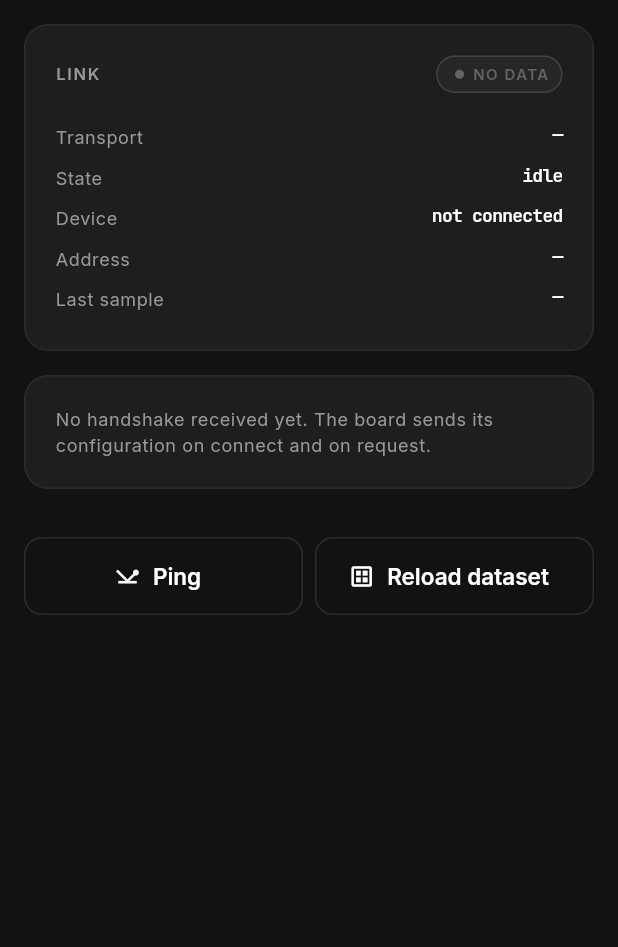
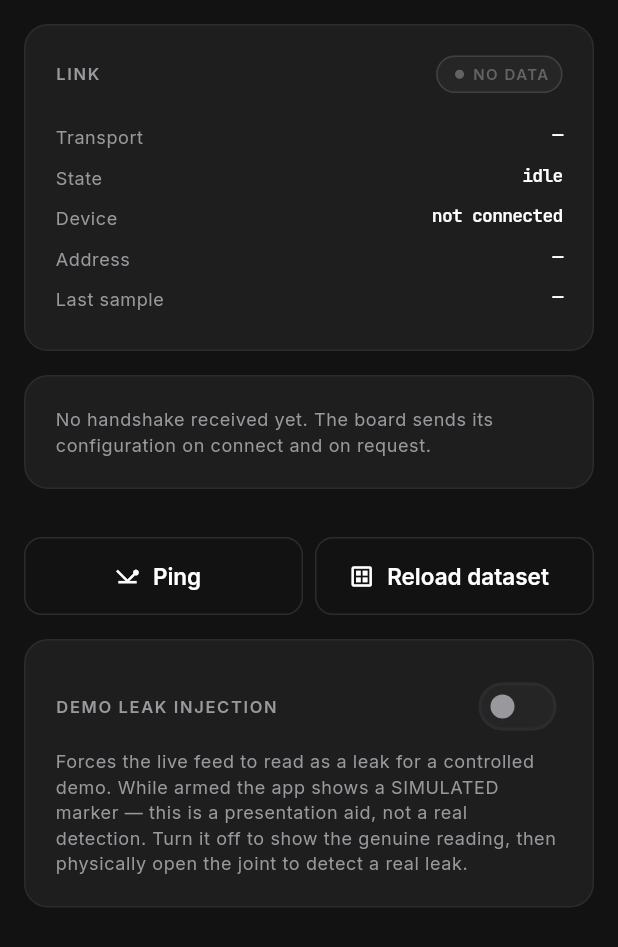
Before and after one commit to MEAP-Act4/appdevfinalproject, a Flutter app: the _LinkTab widget shown alone on an empty page, opened directly, on a phone screen of 412 x 824 dp. Shown: the top 947 px of the screen. Run offline on Flutter 3.47's test engine with Material 3 defaults, Android fonts, the phone set to English and light mode, and no system bars; our stand-ins replace flutter_blue_plus, google_fonts, permission_handler, shared_preferences, sqflite; accounts and stored records are empty.

Commit message:
Add demo-leak injection: arm a forced leak on the live feed for presentation, clearly marked SIMULATED

```diff
--- a/flutter_app/lib/core/protocol/leak_protocol.dart
+++ b/flutter_app/lib/core/protocol/leak_protocol.dart
@@ -144,6 +144,33 @@ class Telemetry extends LeakPacket {
   double get lossLpm {
     final excess = balanceLpm - thresholdLpm;
     return excess > 0 ? excess : 0;
+  }
+
+  /// Returns a copy with selected fields overridden. Used by the demo-leak
+  /// injection to reshape a real sample into a leak-shaped one while leaving
+  /// everything else (sequence, uptime, timing) authentic.
+  Telemetry copyWith({
+    List<double>? flowLpm,
+    double? balanceLpm,
+    double? expectedLpm,
+    double? thresholdLpm,
+    LeakStatus? status,
+    int? breachStreak,
+    int? faultStreak,
+  }) {
+    return Telemetry(
+      seq: seq,
+      uptimeMs: uptimeMs,
+      flowLpm: flowLpm ?? this.flowLpm,
+      volumeL: volumeL,
+      balanceLpm: balanceLpm ?? this.balanceLpm,
+      expectedLpm: expectedLpm ?? this.expectedLpm,
+      thresholdLpm: thresholdLpm ?? this.thresholdLpm,
+      status: status ?? this.status,
+      breachStreak: breachStreak ?? this.breachStreak,
+      faultStreak: faultStreak ?? this.faultStreak,
+      receivedAt: receivedAt,
+    );
   }
 
   @override
--- a/flutter_app/lib/ui/diagnostics/diagnostics_sheet.dart
+++ b/flutter_app/lib/ui/diagnostics/diagnostics_sheet.dart
@@ -259,7 +259,70 @@ class _LinkTab extends StatelessWidget {
             ),
           ],
         ),
+        // Demo-leak injection: only meaningful on a real live link (the
+        // simulator and replay already drive leaks on their own).
+        if (!monitor.usingSimulator && !monitor.usingReplay) ...<Widget>[
+          const SizedBox(height: Tokens.s3),
+          const _DemoLeakControl(),
+        ],
       ],
+    );
+  }
+}
+
+/// Arms/disarms the demo-leak injection for a live presentation. Clearly a
+/// test control: the switch copy and the app-wide SIMULATED banner make plain
+/// that an armed injection is not a real hardware detection.
+class _DemoLeakControl extends StatelessWidget {
+  const _DemoLeakControl();
+
+  @override
+  Widget build(BuildContext context) {
+    final monitor = context.watch<MonitorController>();
+    final palette = AppPalette.of(context);
+    final theme = Theme.of(context);
+    final armed = monitor.leakInjected;
+
+    return SurfaceCard(
+      accent: armed ? palette.alert : null,
+      leadingAccentBar: armed,
+      child: Column(
+        crossAxisAlignment: CrossAxisAlignment.start,
+        children: <Widget>[
+          Row(
+            children: <Widget>[
+              Expanded(
+                child: CardLabel(
+                  'Demo leak injection',
+                  trailing: armed
+                      ? Text(
+                          'SIMULATED',
+                          style: theme.textTheme.labelSmall?.copyWith(
+                            color: palette.alert,
+                            letterSpacing: 1,
+                            fontWeight: FontWeight.w700,
+                          ),
+                        )
+                      : null,
+                ),
+              ),
+              Switch(
+                value: armed,
+                onChanged: monitor.setLeakInjection,
+              ),
+            ],
+          ),
+          const SizedBox(height: Tokens.s1),
+          Text(
+            'Forces the live feed to read as a leak for a controlled demo. While '
+            'armed the app shows a SIMULATED marker — this is a presentation aid, '
+            'not a real detection. Turn it off to show the genuine reading, then '
+            'physically open the joint to detect a real leak.',
+            style: theme.textTheme.bodySmall
+                ?.copyWith(color: palette.textSecondary),
+          ),
+        ],
+      ),
     );
   }
 }
--- a/flutter_app/lib/ui/sensors/sensors_tab.dart
+++ b/flutter_app/lib/ui/sensors/sensors_tab.dart
@@ -277,6 +277,21 @@ class _StatusStrip extends StatelessWidget {
       );
     }
 
+    if (monitor.leakInjected) {
+      banners.add(
+        NoticeBanner(
+          key: const ValueKey<String>('injected'),
+          title: 'SIMULATED leak (demo)',
+          message:
+              'A demo leak injection is armed, so the leak shown below is forced '
+              'for the presentation and is not a real hardware detection. Turn it '
+              'off in Diagnostics to show the genuine live reading.',
+          icon: Icons.warning_amber_rounded,
+          accent: palette.alert,
+        ),
+      );
+    }
+
     if (monitor.isStale) {
       final seconds = monitor.secondsSinceLastSample ?? 0;
       banners.add(
```
Also changed, not shown: flutter_app/lib/state/monitor_controller.dart (+54 -1 lines).
